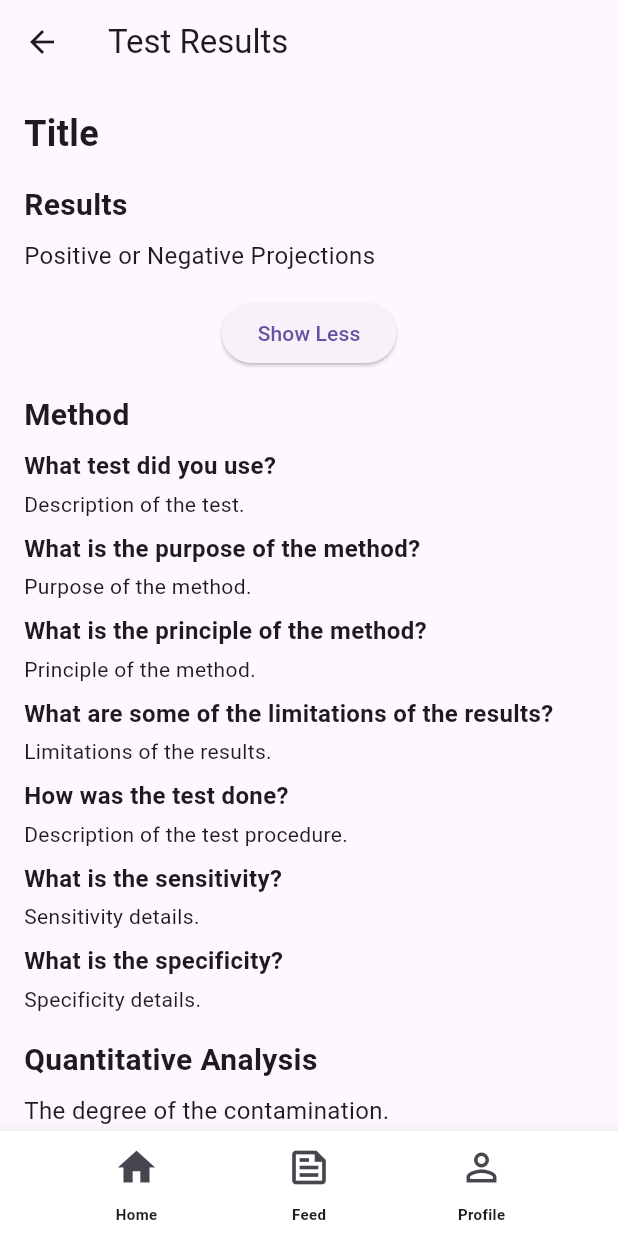
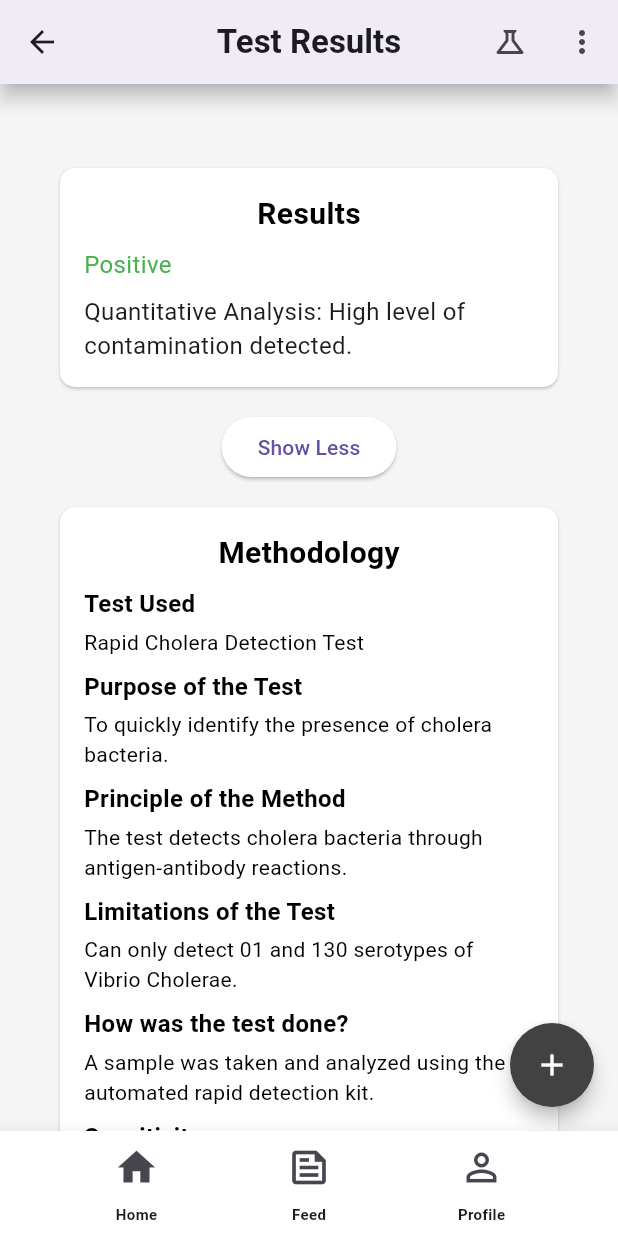
Before and after one commit to Mwansa-1/CAlert, a Flutter app: the ResultPage screen opened by its route, after a tap on "Show More", on a phone screen of 412 x 824 dp. Run offline on Flutter 3.47's test engine with Material 3 defaults, Android fonts, the phone set to English and light mode, and no system bars; drawn by our look-alikes of flutter_speed_dial; our stand-ins replace flutter_bluetooth_serial, go_router, permission_handler.

Commit message:
added results page

```diff
--- a/c_alert/lib/home.dart
+++ b/c_alert/lib/home.dart
@@ -291,68 +291,68 @@ class _HomePageState extends State<HomePage> {
                        ),
                        SizedBox(height: 10.0,),
                        //2nd container
-                       Container(
-                        height: 57.0,
-                       decoration: BoxDecoration(
-                        color: Colors.white,
-                        boxShadow: [
-                          BoxShadow(
-                            color: Colors.black.withOpacity(0.2),
-                            spreadRadius: 0.0,
-                            blurRadius: 1.0,
-                            offset: Offset(0,1),
-                          )
-                        ],
-                        borderRadius: BorderRadius.circular(10.0)
+                      //  Container(
+                      //   height: 57.0,
+                      //  decoration: BoxDecoration(
+                      //   color: Colors.white,
+                      //   boxShadow: [
+                      //     BoxShadow(
+                      //       color: Colors.black.withOpacity(0.2),
+                      //       spreadRadius: 0.0,
+                      //       blurRadius: 1.0,
+                      //       offset: Offset(0,1),
+                      //     )
+                      //   ],
+                      //   borderRadius: BorderRadius.circular(10.0)
 
-                       ),
-                        child: Row(
-                          mainAxisAlignment: MainAxisAlignment.spaceBetween,
-                          children: [
-                            Padding(
-                              padding: const EdgeInsets.all(8.0),
-                              child: Icon(
-                                Icons.science_outlined,
-                                size: 16.0,
-                              ),
-                            ),
-                            Text(
-                              "Test no.",
-                              style: TextStyle(
-                                color: Colors.black,
-                                fontWeight: FontWeight.bold,
-                              ),
-                            ),
-                            Text(
-                                "14/05/24",
-                                style: TextStyle(
-                                  color: Colors.black.withOpacity(0.6),
+                      //  ),
+                      //   child: Row(
+                      //     mainAxisAlignment: MainAxisAlignment.spaceBetween,
+                      //     children: [
+                      //       Padding(
+                      //         padding: const EdgeInsets.all(8.0),
+                      //         child: Icon(
+                      //           Icons.science_outlined,
+                      //           size: 16.0,
+                      //         ),
+                      //       ),
+                      //       Text(
+                      //         "Test no.",
+                      //         style: TextStyle(
+                      //           color: Colors.black,
+                      //           fontWeight: FontWeight.bold,
+                      //         ),
+                      //       ),
+                      //       Text(
+                      //           "14/05/24",
+                      //           style: TextStyle(
+                      //             color: Colors.black.withOpacity(0.6),
 
-                                ),
-                              ),
-                            Row(
-                              children: [
+                      //           ),
+                      //         ),
+                      //       Row(
+                      //         children: [
 
-                                Text(
-                                  "Online",
-                                  style: TextStyle(
-                                    color: Colors.black.withOpacity(0.6)
-                                  ),
-                                ),
-                               Icon(
-                                  Icons.check_circle_outline_rounded,
-                                  color: Colors.green,
-                                  size: 16.0,
-                                ),
-                              ],
-                            ),
-                            Icon(
-                              Icons.more_vert_outlined
-                            ),
+                      //           Text(
+                      //             "Online",
+                      //             style: TextStyle(
+                      //               color: Colors.black.withOpacity(0.6)
+                      //             ),
+                      //           ),
+                      //          Icon(
+                      //             Icons.check_circle_outline_rounded,
+                      //             color: Colors.green,
+                      //             size: 16.0,
+                      //           ),
+                      //         ],
+                      //       ),
+                      //       Icon(
+                      //         Icons.more_vert_outlined
+                      //       ),
 
-                          ],
-                        )
-                       ),
+                      //     ],
+                      //   )
+                      //  ),
 
                     ],
 
--- a/c_alert/lib/result.dart
+++ b/c_alert/lib/result.dart
@@ -1,4 +1,6 @@
 import 'package:flutter/material.dart';
+import 'package:go_router/go_router.dart';
+import 'package:flutter_speed_dial/flutter_speed_dial.dart';
 
 class ResultPage extends StatefulWidget {
   const ResultPage({super.key});
@@ -13,33 +15,109 @@ class _ResultPageState extends State<ResultPage> {
   @override
   Widget build(BuildContext context) {
     return Scaffold(
+      // Background color of the app
+      backgroundColor: Colors.grey[100],
       appBar: AppBar(
-        title: const Text('Test Results'),
+        shadowColor: Colors.black,
+        title: Text(
+          "Test Results",
+          style: TextStyle(
+            fontWeight: FontWeight.bold,
+          ),
+        ),
+        centerTitle: true,
+        backgroundColor: Colors.white,
+        elevation: 5.5,
+        actions: [
+          IconButton(
+            onPressed: () => GoRouter.of(context).go('/view_all_previous_tests'),
+            icon: Icon(Icons.science_outlined)
+          ),
+          PopupMenuButton<String>(
+            onSelected: (String value) {
+              switch (value) {
+                case 'New Test':
+                  context.go("/new_test");
+                  break;
+                case 'Language':
+                  // Handle Language change here
+                  break;
+                case 'Settings':
+                  // Navigate to Settings page
+                  break;
+                case 'Sign In':
+                  context.go('/login');
+                  break;
+              }
+            },
+            itemBuilder: (BuildContext context) {
+              return {'New Test', 'Language', 'Settings', 'Sign In'}.map((String choice) {
+                return PopupMenuItem<String>(
+                  value: choice,
+                  child: Text(choice),
+                );
+              }).toList();
+            },
+            icon: Icon(Icons.more_vert),
+          ),
+        ],
       ),
+
+      // Floating action button
+      floatingActionButton: SpeedDial(
+        elevation: 5.0,
+        backgroundColor: Colors.grey[800],
+        child: Icon(
+          Icons.add,
+          color: Colors.white,
+        ),
+        children: [
+          SpeedDialChild(
+            onTap: () {
+              context.go("/new_test");
+            },
+            child: Icon(Icons.paste_rounded, color: Colors.white),
+            label: "New Test With Device",
+            backgroundColor: Colors.grey[800],
+            labelBackgroundColor: Colors.grey[800],
+            labelStyle: TextStyle(
+              color: Colors.white,
+              fontSize: 15.0,
+            ),
+          ),
+        ],
+      ),
+
       body: SingleChildScrollView(
-        padding: const EdgeInsets.all(16.0),
+        padding: EdgeInsets.fromLTRB(40.0, 40.0, 40.0, 0.0),
         child: Column(
           crossAxisAlignment: CrossAxisAlignment.start,
           children: [
-            const Text(
-              'Title',
-              style: TextStyle(
-                fontSize: 24,
-                fontWeight: FontWeight.bold,
+            // const Text(
+            //   'Cholera Detection Test',
+            //   style: TextStyle(
+            //     fontSize: 24,
+            //     fontWeight: FontWeight.bold,
+            //     color: Colors.black,
+            //   ),
+            // ),
+            const SizedBox(height: 16),
+            _buildCard(
+              title: 'Results',
+              child: Column(
+                crossAxisAlignment: CrossAxisAlignment.start,
+                children: const [
+                  Text(
+                    'Positive',
+                    style: TextStyle(fontSize: 16, color: Colors.green),
+                  ),
+                  SizedBox(height: 8),
+                  Text(
+                    'Quantitative Analysis: High level of contamination detected.',
+                    style: TextStyle(fontSize: 16),
+                  ),
+                ],
               ),
-            ),
-            const SizedBox(height: 16),
-            const Text(
-              'Results',
-              style: TextStyle(
-                fontSize: 20,
-                fontWeight: FontWeight.bold,
-              ),
-            ),
-            const SizedBox(height: 8),
-            const Text(
-              'Positive or Negative Projections',
-              style: TextStyle(fontSize: 16),
             ),
             const SizedBox(height: 16),
             Center(
@@ -49,34 +127,58 @@ class _ResultPageState extends State<ResultPage> {
                     _showDetailedResults = !_showDetailedResults;
                   });
                 },
+                style: ElevatedButton.styleFrom(
+                  primary: Colors.white,
+                ),
                 child: Text(_showDetailedResults ? 'Show Less' : 'Show More'),
               ),
             ),
             if (_showDetailedResults) ...[
               const SizedBox(height: 16),
-              const Text(
-                'Method',
-                style: TextStyle(
+              _buildCard(
+                title: 'Methodology',
+                child: _buildMethodSection(),
+              ),
+              SizedBox(height: 20.0,)
+            ],
+          ],
+        ),
+      ),
+    );
+  }
+
+  Widget _buildCard({required String title, required Widget child}) {
+    return Container(
+
+      decoration: BoxDecoration(
+        color: Colors.white,
+        boxShadow: [
+          BoxShadow(
+            color: Colors.black.withOpacity(0.2),
+            spreadRadius: 0.0,
+            blurRadius: 1.0,
+            offset: Offset(0, 1),
+          )
+        ],
+        borderRadius: BorderRadius.circular(10.0)
+      ),
+      child: Padding(
+        padding: const EdgeInsets.all(16.0),
+        child: Column(
+          crossAxisAlignment: CrossAxisAlignment.start,
+          children: [
+            Center(
+              child: Text(
+                title,
+                style: const TextStyle(
                   fontSize: 20,
                   fontWeight: FontWeight.bold,
+                  color: Colors.black,
                 ),
               ),
-              const SizedBox(height: 8),
-              _buildMethodSection(),
-              const SizedBox(height: 16),
-              const Text(
-                'Quantitative Analysis',
-                style: TextStyle(
-                  fontSize: 20,
-                  fontWeight: FontWeight.bold,
-                ),
-              ),
-              const SizedBox(height: 8),
-              const Text(
-                'The degree of the contamination.',
-                style: TextStyle(fontSize: 16),
-              ),
-            ],
+            ),
+            const SizedBox(height: 8),
+            child,
           ],
         ),
       ),
@@ -88,53 +190,53 @@ class _ResultPageState extends State<ResultPage> {
       crossAxisAlignment: CrossAxisAlignment.start,
       children: const [
         Text(
-          'What test did you use?',
-          style: TextStyle(fontSize: 16, fontWeight: FontWeight.bold),
+          'Test Used',
+          style: TextStyle(fontSize: 16, fontWeight: FontWeight.bold, color: Colors.black),
         ),
         SizedBox(height: 4),
-        Text('Description of the test.'),
+        Text('Rapid Cholera Detection Test', style: TextStyle(color: Colors.black)),
         SizedBox(height: 8),
         Text(
-          'What is the purpose of the method?',
-          style: TextStyle(fontSize: 16, fontWeight: FontWeight.bold),
+          'Purpose of the Test',
+          style: TextStyle(fontSize: 16, fontWeight: FontWeight.bold, color: Colors.black),
         ),
         SizedBox(height: 4),
-        Text('Purpose of the method.'),
+        Text('To quickly identify the presence of cholera bacteria.', style: TextStyle(color: Colors.black)),
         SizedBox(height: 8),
         Text(
-          'What is the principle of the method?',
-          style: TextStyle(fontSize: 16, fontWeight: FontWeight.bold),
+          'Principle of the Method',
+          style: TextStyle(fontSize: 16, fontWeight: FontWeight.bold, color: Colors.black),
         ),
         SizedBox(height: 4),
-        Text('Principle of the method.'),
+        Text('The test detects cholera bacteria through antigen-antibody reactions.', style: TextStyle(color: Colors.black)),
         SizedBox(height: 8),
         Text(
-          'What are some of the limitations of the results?',
-          style: TextStyle(fontSize: 16, fontWeight: FontWeight.bold),
+          'Limitations of the Test',
+          style: TextStyle(fontSize: 16, fontWeight: FontWeight.bold, color: Colors.black),
         ),
         SizedBox(height: 4),
-        Text('Limitations of the results.'),
+        Text('Can only detect 01 and 130 serotypes of Vibrio Cholerae.', style: TextStyle(color: Colors.black)),
         SizedBox(height: 8),
         Text(
           'How was the test done?',
-          style: TextStyle(fontSize: 16, fontWeight: FontWeight.bold),
+          style: TextStyle(fontSize: 16, fontWeight: FontWeight.bold, color: Colors.black),
         ),
         SizedBox(height: 4),
-        Text('Description of the test procedure.'),
+        Text('A sample was taken and analyzed using the automated rapid detection kit.', style: TextStyle(color: Colors.black)),
         SizedBox(height: 8),
         Text(
-          'What is the sensitivity?',
-          style: TextStyle(fontSize: 16, fontWeight: FontWeight.bold),
+          'Sensitivity',
+          style: TextStyle(fontSize: 16, fontWeight: FontWeight.bold, color: Colors.black),
         ),
         SizedBox(height: 4),
-        Text('Sensitivity details.'),
+        Text('High sensitivity (95%)', style: TextStyle(color: Colors.black)),
         SizedBox(height: 8),
         Text(
-          'What is the specificity?',
-          style: TextStyle(fontSize: 16, fontWeight: FontWeight.bold),
-        ),
+          'Specificity?',
+          style: TextStyle(fontSize: 16, fontWeight: FontWeight.bold, color: Colors.black)),
         SizedBox(height: 4),
-        Text('Specificity details.'),
+        Text('High specificity (98%)', style: TextStyle(color: Colors.black)),
+
       ],
     );
   }
```
